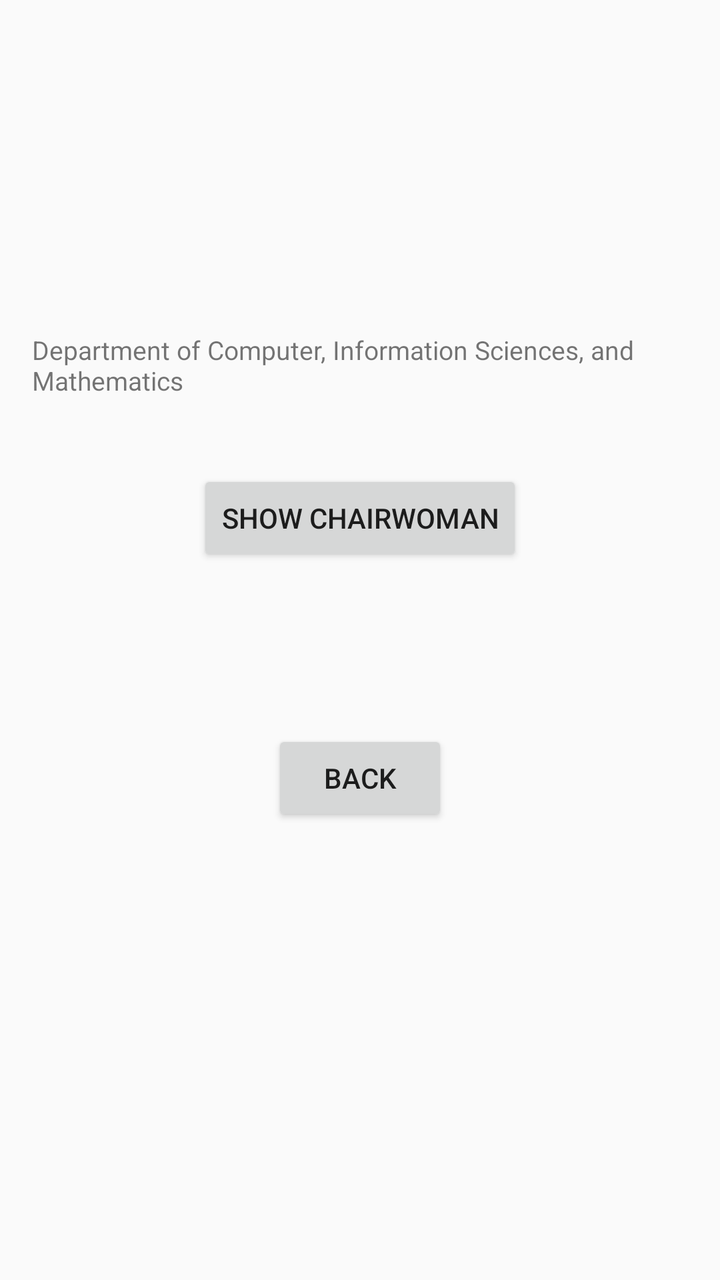
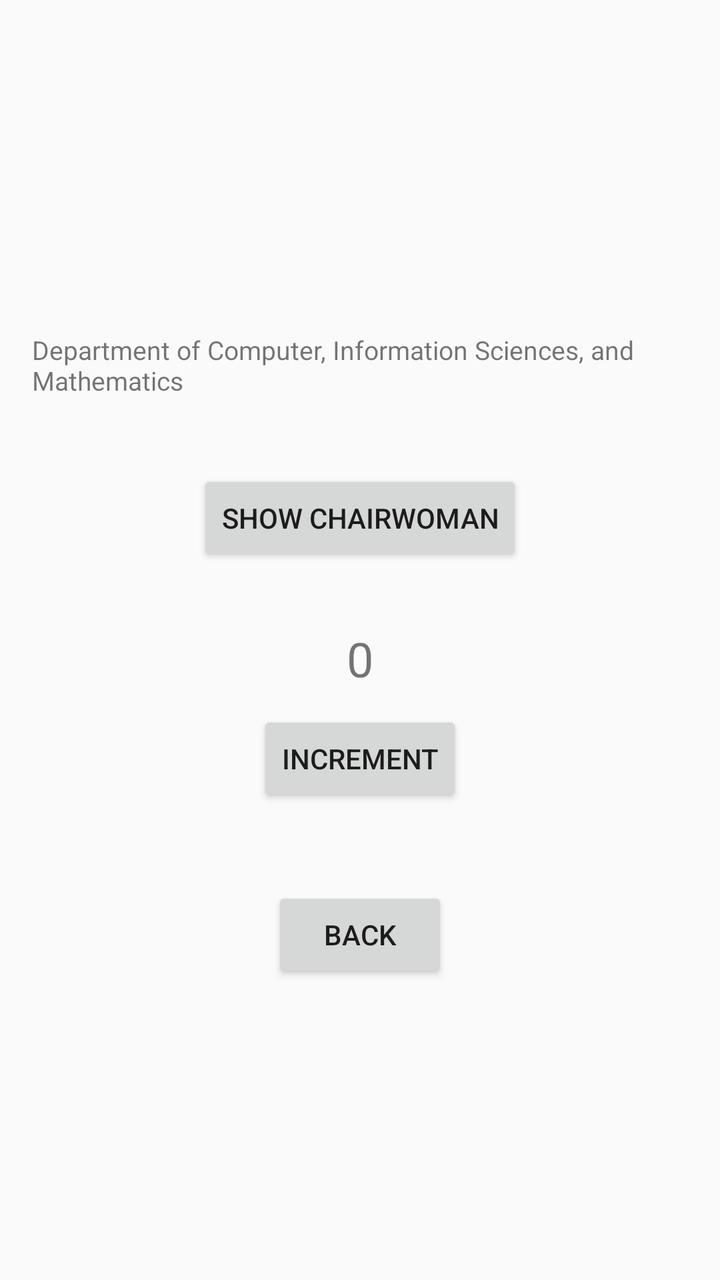

The first picture is an Android layout as it rendered before a commit; the second is the same layout after the commit. The layout source and the unified diff follow.
<!-- AndroidManifest.xml: application theme Theme.HelloCampus -->
<!-- res/layout/activity_main.xml -->
<?xml version="1.0" encoding="utf-8"?>
<androidx.constraintlayout.widget.ConstraintLayout xmlns:android="http://schemas.android.com/apk/res/android"
    xmlns:app="http://schemas.android.com/apk/res-auto"
    xmlns:tools="http://schemas.android.com/tools"
    android:id="@+id/main"
    android:layout_width="match_parent"
    android:layout_height="match_parent"
    tools:context=".MainActivity">

    <TextView
        android:id="@+id/tvDepartment"
        android:layout_width="wrap_content"
        android:layout_height="wrap_content"
        android:layout_marginTop="150dp"
        android:padding="16dp"
        android:text="@string/DCISM"
        android:textSize="13sp"
        app:layout_constraintBottom_toTopOf="@id/btnChangeName"
        app:layout_constraintEnd_toEndOf="parent"
        app:layout_constraintHorizontal_bias="0.0"
        app:layout_constraintStart_toStartOf="parent"
        app:layout_constraintTop_toTopOf="parent" />

    <Button
        android:id="@+id/btnChangeName"
        android:layout_width="wrap_content"
        android:layout_height="wrap_content"
        android:layout_marginTop="20dp"
        android:text="@string/show_chairwoman"
        app:layout_constraintEnd_toEndOf="parent"
        app:layout_constraintStart_toStartOf="parent"
        app:layout_constraintTop_toBottomOf="@id/tvDepartment" />

    <Button
        android:id="@+id/btn_back"
        android:layout_width="wrap_content"
        android:layout_height="wrap_content"
        android:text="@string/back"
        app:layout_constraintEnd_toEndOf="parent"
        android:layout_marginTop="150dp"
        app:layout_constraintStart_toStartOf="parent"
        app:layout_constraintTop_toBottomOf="@id/tvDepartment" />/>

</androidx.constraintlayout.widget.ConstraintLayout>
<!-- resources referenced by this layout -->
<resources>
  <string name="DCISM">Department of Computer, Information Sciences, and Mathematics</string>
  <string name="back">Back</string>
  <string name="show_chairwoman">Show Chairwoman</string>
  <style name="Theme.HelloCampus" parent="Theme.AppCompat.Light.DarkActionBar">
          
          
      </style>
</resources>

<!-- the commit's change to res/layout/activity_main.xml (unified diff, before → after) -->
@@ -1,44 +1,63 @@
 <?xml version="1.0" encoding="utf-8"?>
-<androidx.constraintlayout.widget.ConstraintLayout xmlns:android="http://schemas.android.com/apk/res/android"
+<androidx.constraintlayout.widget.ConstraintLayout
+    xmlns:android="http://schemas.android.com/apk/res/android"
     xmlns:app="http://schemas.android.com/apk/res-auto"
-    xmlns:tools="http://schemas.android.com/tools"
     android:id="@+id/main"
     android:layout_width="match_parent"
-    android:layout_height="match_parent"
-    tools:context=".MainActivity">
+    android:layout_height="match_parent">
 
     <TextView
         android:id="@+id/tvDepartment"
         android:layout_width="wrap_content"
         android:layout_height="wrap_content"
-        android:layout_marginTop="150dp"
-        android:padding="16dp"
         android:text="@string/DCISM"
         android:textSize="13sp"
-        app:layout_constraintBottom_toTopOf="@id/btnChangeName"
+        android:padding="16dp"
+        app:layout_constraintTop_toTopOf="parent"
+        app:layout_constraintStart_toStartOf="parent"
         app:layout_constraintEnd_toEndOf="parent"
-        app:layout_constraintHorizontal_bias="0.0"
-        app:layout_constraintStart_toStartOf="parent"
-        app:layout_constraintTop_toTopOf="parent" />
+        android:layout_marginTop="150dp" />
 
     <Button
         android:id="@+id/btnChangeName"
         android:layout_width="wrap_content"
         android:layout_height="wrap_content"
-        android:layout_marginTop="20dp"
         android:text="@string/show_chairwoman"
+        app:layout_constraintTop_toBottomOf="@id/tvDepartment"
+        app:layout_constraintStart_toStartOf="parent"
         app:layout_constraintEnd_toEndOf="parent"
+        android:layout_marginTop="20dp" />
+
+    <TextView
+        android:id="@+id/tvCounter"
+        android:layout_width="wrap_content"
+        android:layout_height="wrap_content"
+        android:text="0"
+        android:textSize="24sp"
+        app:layout_constraintTop_toBottomOf="@id/btnChangeName"
         app:layout_constraintStart_toStartOf="parent"
-        app:layout_constraintTop_toBottomOf="@id/tvDepartment" />
+        app:layout_constraintEnd_toEndOf="parent"
+        android:layout_marginTop="30dp" />
+
+    <Button
+        android:id="@+id/btnIncrement"
+        android:layout_width="wrap_content"
+        android:layout_height="wrap_content"
+        android:text="Increment"
+        app:layout_constraintTop_toBottomOf="@id/tvCounter"
+        app:layout_constraintStart_toStartOf="parent"
+        app:layout_constraintEnd_toEndOf="parent"
+        android:layout_marginTop="10dp" />
+
 
     <Button
         android:id="@+id/btn_back"
         android:layout_width="wrap_content"
         android:layout_height="wrap_content"
         android:text="@string/back"
+        app:layout_constraintTop_toBottomOf="@id/btnIncrement"
+        app:layout_constraintStart_toStartOf="parent"
         app:layout_constraintEnd_toEndOf="parent"
-        android:layout_marginTop="150dp"
-        app:layout_constraintStart_toStartOf="parent"
-        app:layout_constraintTop_toBottomOf="@id/tvDepartment" />/>
+        android:layout_marginTop="40dp" />
 
 </androidx.constraintlayout.widget.ConstraintLayout>
